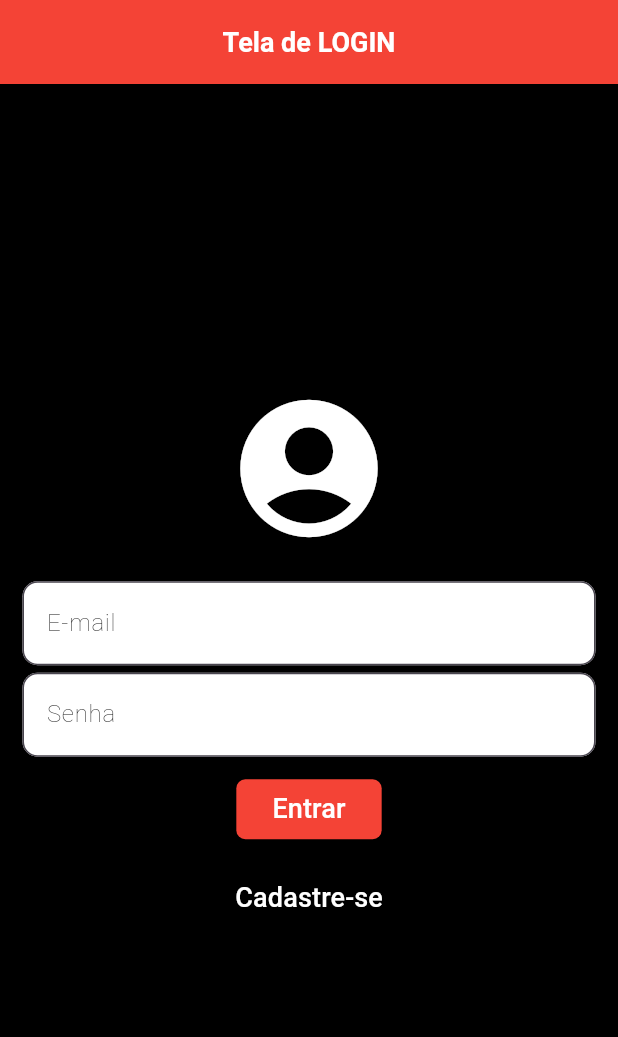
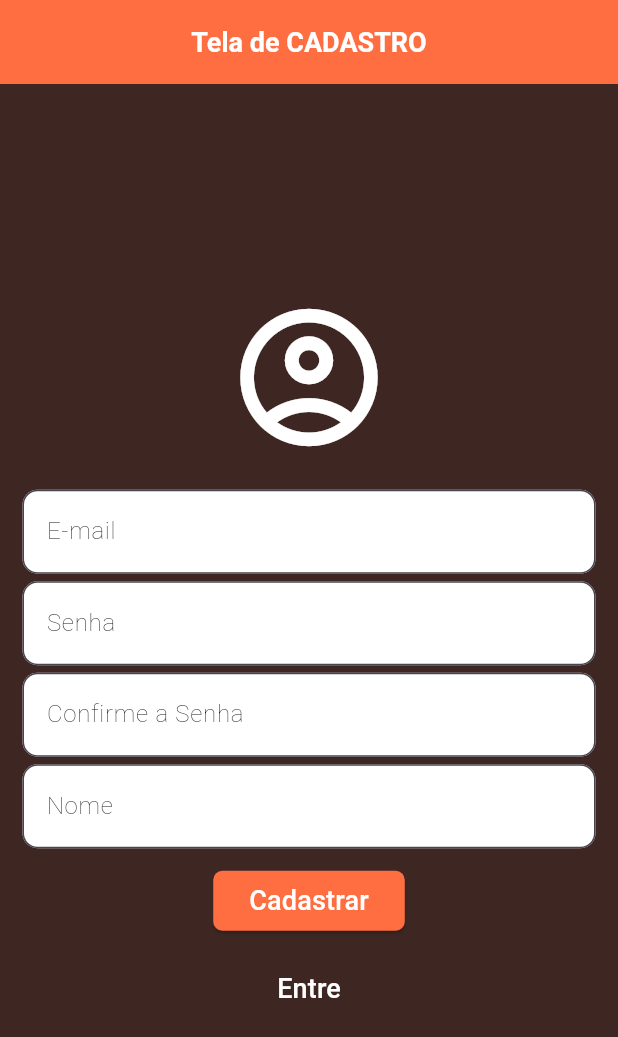
Before and after one commit to LucasMello22/final_ficr, a Flutter app: the screen it shows after launch, after a tap on "Cadastre-se", on a phone screen of 412 x 824 dp. Shown: the top 1037 px of the screen. Run offline on Flutter 3.47's test engine with Material 3 defaults, Android fonts, the phone set to English and light mode, and no system bars.

Commit message:
Stopped at video 2

```diff
--- a/lib/main.dart
+++ b/lib/main.dart
@@ -15,15 +15,17 @@ class Login extends StatefulWidget {
 }
 
 class _LoginState extends State<Login> {
+  bool entrar = true;
+
   @override
   Widget build(BuildContext context) {
     return Scaffold(
-      backgroundColor: Colors.black,
+      backgroundColor: (entrar) ? Colors.black : Colors.brown[900],
       appBar: AppBar(
         centerTitle: true,
-        backgroundColor: Colors.red,
-        title: const Text("Tela de LOGIN",
-            style: TextStyle(
+        backgroundColor: (entrar) ? Colors.red : Colors.deepOrangeAccent,
+        title: Text((entrar) ? "Tela de LOGIN" : "Tela de CADASTRO",
+            style: const TextStyle(
               color: Colors.white,
               fontSize: 18,
               fontWeight: FontWeight.w600,
@@ -35,8 +37,10 @@ class _LoginState extends State<Login> {
           child: Form(
             child: Column(
               children: [
-                const Icon(
-                  Icons.account_circle_rounded,
+                Icon(
+                  (entrar)
+                      ? Icons.account_circle_rounded
+                      : Icons.account_circle_outlined,
                   color: Colors.white,
                   size: 110,
                 ),
@@ -87,6 +91,56 @@ class _LoginState extends State<Login> {
                   ),
                   obscureText: true,
                 ),
+                Visibility(
+                  visible: !entrar,
+                  child: Column(
+                    children: [
+                      const SizedBox(height: 5),
+                      TextFormField(
+                        decoration: InputDecoration(
+                          hintText: "Confirme a Senha",
+                          fillColor: Colors.white,
+                          filled: true,
+                          hintStyle: const TextStyle(
+                            color: Colors.black,
+                            fontWeight: FontWeight.w200,
+                            fontSize: 16,
+                          ),
+                          border: OutlineInputBorder(
+                            borderRadius: BorderRadius.circular(10),
+                          ),
+                        ),
+                        style: const TextStyle(
+                          color: Colors.black,
+                          fontWeight: FontWeight.w200,
+                          fontSize: 16,
+                        ),
+                        obscureText: true,
+                      ),
+                      const SizedBox(height: 5),
+                      TextFormField(
+                        decoration: InputDecoration(
+                          hintText: "Nome",
+                          fillColor: Colors.white,
+                          filled: true,
+                          hintStyle: const TextStyle(
+                            color: Colors.black,
+                            fontWeight: FontWeight.w200,
+                            fontSize: 16,
+                          ),
+                          border: OutlineInputBorder(
+                            borderRadius: BorderRadius.circular(10),
+                          ),
+                        ),
+                        style: const TextStyle(
+                          color: Colors.black,
+                          fontWeight: FontWeight.w200,
+                          fontSize: 16,
+                        ),
+                      ),
+                    ],
+                  ),
+                ),
                 Padding(
                   padding: const EdgeInsets.only(
                     top: 15,
@@ -97,14 +151,16 @@ class _LoginState extends State<Login> {
                     child: ElevatedButton(
                       onPressed: () {},
                       style: ElevatedButton.styleFrom(
-                        backgroundColor: Colors.red,
+                        backgroundColor: (entrar)
+                            ? Color.fromARGB(255, 248, 30, 14)
+                            : Colors.deepOrangeAccent,
                         shape: RoundedRectangleBorder(
                           borderRadius: BorderRadius.circular(6),
                         ),
                       ),
-                      child: const Text(
-                        "Entrar",
-                        style: TextStyle(
+                      child: Text(
+                        (entrar) ? "Entrar" : "Cadastrar",
+                        style: const TextStyle(
                           color: Colors.white,
                           fontSize: 18,
                         ),
@@ -113,10 +169,14 @@ class _LoginState extends State<Login> {
                   ),
                 ),
                 TextButton(
-                  onPressed: () {},
-                  child: const Text(
-                    "Cadastre-se",
-                    style: TextStyle(
+                  onPressed: () {
+                    setState(() {
+                      entrar = !entrar;
+                    });
+                  },
+                  child: Text(
+                    (entrar) ? "Cadastre-se" : "Entre",
+                    style: const TextStyle(
                       color: Colors.white,
                       fontSize: 18,
                     ),
```
